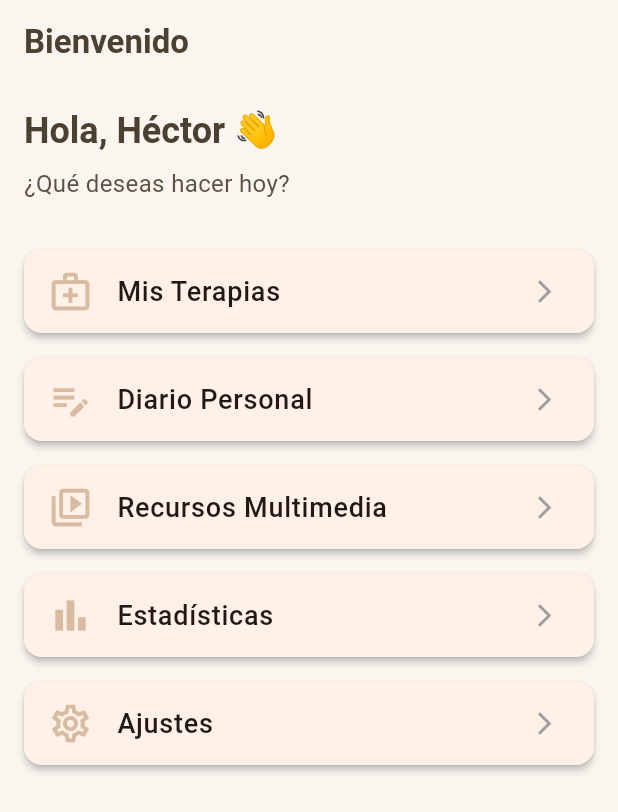
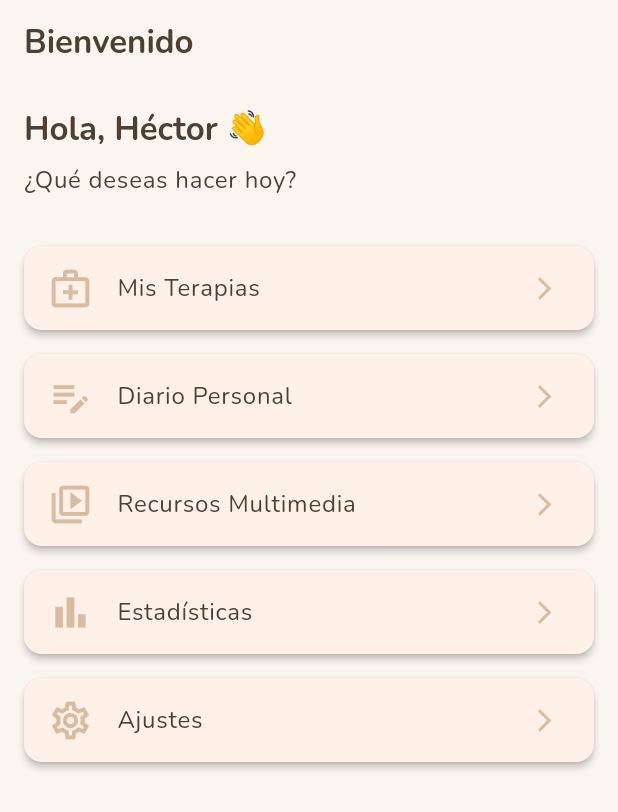
Before and after one commit to CodingAce99/app-rehabilitacion-hector, a Flutter app: the DashboardScreen screen opened directly, on a phone screen of 412 x 824 dp. Shown: the top 812 px of the screen. Run offline on Flutter 3.47's test engine with Material 3 defaults, Android fonts, the light colour scheme and no system bars; our stand-ins replace fl_chart, google_fonts, image_picker, shared_preferences, smooth_page_indicator, youtube_player_flutter; accounts and stored records are empty.

Commit message:
Mejora la gestión de temas: se implementa Google Fonts para los estilos de texto en los temas claro y oscuro, y se refactorizan los métodos en varias pantallas para mejorar la legibilidad.

```diff
--- a/lib/core/theme/theme.dart
+++ b/lib/core/theme/theme.dart
@@ -1,6 +1,5 @@
 import 'package:flutter/material.dart';
-
-// Tema Beige / Morado
+import 'package:google_fonts/google_fonts.dart';
 
 class AppTheme {
   // Tema claro
@@ -14,14 +13,6 @@ class AppTheme {
       elevation: 0,
     ),
     cardColor: const Color(0xFFF5ECE5),
-    textTheme: const TextTheme(
-      titleLarge: TextStyle(
-        color: Color(0xFF4B4032),
-        fontWeight: FontWeight.bold,
-      ),
-      bodyMedium: TextStyle(color: Color(0xFF5C5244)),
-      bodyLarge: TextStyle(color: Color(0xFF4B4032)),
-    ),
     iconTheme: const IconThemeData(color: Color(0xFFD8BBA1)),
     elevatedButtonTheme: ElevatedButtonThemeData(
       style: ElevatedButton.styleFrom(
@@ -29,7 +20,7 @@ class AppTheme {
         foregroundColor: Colors.white,
         shape: RoundedRectangleBorder(borderRadius: BorderRadius.circular(10)),
         padding: const EdgeInsets.symmetric(horizontal: 24, vertical: 12),
-        textStyle: const TextStyle(fontWeight: FontWeight.w600),
+        textStyle: GoogleFonts.nunito(fontWeight: FontWeight.w600),
       ),
     ),
     textButtonTheme: TextButtonThemeData(
@@ -50,11 +41,26 @@ class AppTheme {
       ),
     ),
     colorScheme: ColorScheme.fromSeed(
-      seedColor: Color(0xFFD8BBA1),
+      seedColor: const Color(0xFFD8BBA1),
       brightness: Brightness.light,
     ).copyWith(
       secondary: const Color(0xFFB8C1C2),
       primary: const Color(0xFFD8BBA1),
+    ),
+    textTheme: GoogleFonts.nunitoTextTheme().copyWith(
+      titleLarge: GoogleFonts.nunito(
+        fontSize: 22,
+        fontWeight: FontWeight.bold,
+        color: const Color(0xFF4B4032),
+      ),
+      bodyLarge: GoogleFonts.nunito(
+        fontSize: 16,
+        color: const Color(0xFF4B4032),
+      ),
+      bodyMedium: GoogleFonts.nunito(
+        fontSize: 14,
+        color: const Color(0xFF5C5244),
+      ),
     ),
   );
 
@@ -69,11 +75,6 @@ class AppTheme {
       elevation: 0,
     ),
     cardColor: const Color(0xFF1F1F1F),
-    textTheme: const TextTheme(
-      titleLarge: TextStyle(color: Colors.white, fontWeight: FontWeight.bold),
-      bodyMedium: TextStyle(color: Color(0xFFDADADA)),
-      bodyLarge: TextStyle(color: Color(0xFFE0E0E0)),
-    ),
     iconTheme: const IconThemeData(color: Color(0xFFB0B0B0)),
     elevatedButtonTheme: ElevatedButtonThemeData(
       style: ElevatedButton.styleFrom(
@@ -81,7 +82,7 @@ class AppTheme {
         foregroundColor: Colors.white,
         shape: RoundedRectangleBorder(borderRadius: BorderRadius.circular(10)),
         padding: const EdgeInsets.symmetric(horizontal: 24, vertical: 12),
-        textStyle: const TextStyle(fontWeight: FontWeight.w600),
+        textStyle: GoogleFonts.nunito(fontWeight: FontWeight.w600),
       ),
     ),
     floatingActionButtonTheme: const FloatingActionButtonThemeData(
@@ -98,5 +99,14 @@ class AppTheme {
       onSurface: Colors.white,
       onBackground: Colors.white,
     ),
+    textTheme: GoogleFonts.nunitoTextTheme(ThemeData.dark().textTheme).copyWith(
+      titleLarge: GoogleFonts.nunito(
+        fontSize: 22,
+        fontWeight: FontWeight.bold,
+        color: Colors.white,
+      ),
+      bodyLarge: GoogleFonts.nunito(fontSize: 16, color: Colors.white),
+      bodyMedium: GoogleFonts.nunito(fontSize: 14, color: Color(0xFFDADADA)),
+    ),
   );
 }
--- a/lib/features/diario/screens/diario_screen.dart
+++ b/lib/features/diario/screens/diario_screen.dart
@@ -1,6 +1,7 @@
 import 'dart:io';
 import 'package:app_rehab/features/diario/screens/detalle_entrada_screen.dart';
 import 'package:flutter/material.dart';
+import 'package:google_fonts/google_fonts.dart';
 import 'package:image_picker/image_picker.dart';
 import 'package:provider/provider.dart';
 import 'package:intl/intl.dart';
@@ -49,10 +50,7 @@ class _DiarioScreenState extends State<DiarioScreen> {
         child: Column(
           crossAxisAlignment: CrossAxisAlignment.start,
           children: [
-            Text(
-              'Entradas guardadas:',
-              style: TextStyle(fontSize: 18, fontWeight: FontWeight.bold),
-            ),
+            Text('Entradas guardadas:'),
             SizedBox(height: 10),
             Expanded(
               child:
@@ -127,6 +125,10 @@ class _DiarioScreenState extends State<DiarioScreen> {
       ),
     );
   }
+
+  /// =========================
+  /// MÉTODOS PRIVADOS
+  /// =========================
 
   void _abrirFormularioNuevaEntrada() {
     // variables locales para el modal
--- a/lib/features/onboarding/screens/onboarding_screen.dart
+++ b/lib/features/onboarding/screens/onboarding_screen.dart
@@ -23,6 +23,7 @@ class _OnboardingScreenState extends State<OnboardingScreen>
   late AnimationController _animationController;
   late Animation<double> _fadeAnimation;
 
+  @override
   void initState() {
     super.initState();
     // Método para inicializar cualquier configuración necesaria. (animaciones, etc.)
@@ -40,8 +41,9 @@ class _OnboardingScreenState extends State<OnboardingScreen>
     _animationController.forward(); // Inicia la animación
   }
 
+  // Método para liberar recursos.
+  @override
   void dispose() {
-    // Método para liberar recursos.
     _animationController.dispose();
     super.dispose();
   }
@@ -207,8 +209,11 @@ class _OnboardingScreenState extends State<OnboardingScreen>
     );
   }
 
-  // ... (método _buildPage) ...
-  // Este método construye una página individual del onboarding.
+  /// =========================
+  /// MÉTODOS PRIVADOS
+  /// =========================
+
+  // Construye una página individual del onboarding.
   Widget _buildTextPage({
     required String titulo,
     required String imagenPath,
--- a/lib/features/terapias/screens/detalle_ficha_screen.dart
+++ b/lib/features/terapias/screens/detalle_ficha_screen.dart
@@ -32,7 +32,6 @@ class _DetalleFichaScreenState extends State<DetalleFichaScreen> {
   @override
   Widget build(BuildContext context) {
     final ficha = widget.ficha;
-    final theme = Theme.of(context); // Accedemos al tema actual para estilos
 
     return Scaffold(
       body: Stack(
@@ -136,6 +135,10 @@ class _DetalleFichaScreenState extends State<DetalleFichaScreen> {
     );
   }
 
+  /// =========================
+  /// MÉTODOS PRIVADOS
+  /// =========================
+
   // Método para construir una sección
   Widget _buildCard({
     required titulo,
--- a/lib/screens/dashboard_screen.dart
+++ b/lib/screens/dashboard_screen.dart
@@ -6,30 +6,7 @@ import '../features/videos/screens/videos_screen.dart';
 import 'settings_screen.dart';
 
 class DashboardScreen extends StatelessWidget {
-  const DashboardScreen({Key? key}) : super(key: key);
-
-  // Función para construir cada opción de la lista
-  Widget _buildOption({
-    required BuildContext context,
-    required IconData icon,
-    required String titulo,
-    required VoidCallback onTap,
-  }) {
-    return Card(
-      margin: EdgeInsets.symmetric(vertical: 8),
-      elevation: 2,
-      shape: RoundedRectangleBorder(borderRadius: BorderRadius.circular(12)),
-      child: ListTile(
-        leading: Icon(icon, size: 30, color: Theme.of(context).primaryColor),
-        title: Text(
-          titulo,
-          style: TextStyle(fontSize: 18, fontWeight: FontWeight.w500),
-        ),
-        trailing: Icon(Icons.arrow_forward_ios, size: 18, color: Colors.grey),
-        onTap: onTap,
-      ),
-    );
-  }
+  const DashboardScreen({super.key});
 
   @override
   Widget build(BuildContext context) {
@@ -42,17 +19,12 @@ class DashboardScreen extends StatelessWidget {
           children: [
             Text(
               'Hola, Héctor 👋',
-              style: Theme.of(context).textTheme.titleLarge?.copyWith(
-                fontSize: 24,
-                fontWeight: FontWeight.bold,
-              ),
+              style: Theme.of(context).textTheme.titleLarge,
             ),
             SizedBox(height: 8),
             Text(
               '¿Qué deseas hacer hoy?',
-              style: Theme.of(
-                context,
-              ).textTheme.bodyMedium?.copyWith(fontSize: 16),
+              style: Theme.of(context).textTheme.bodyLarge,
             ),
             SizedBox(height: 24),
 
@@ -108,6 +80,35 @@ class DashboardScreen extends StatelessWidget {
     );
   }
 
+  /// =========================
+  /// MÉTODOS PRIVADOS
+  /// =========================
+
+  // Construye cada opción de la lista
+  Widget _buildOption({
+    required BuildContext context,
+    required IconData icon,
+    required String titulo,
+    required VoidCallback onTap,
+  }) {
+    return Card(
+      margin: EdgeInsets.symmetric(vertical: 8),
+      elevation: 2,
+      shape: RoundedRectangleBorder(borderRadius: BorderRadius.circular(12)),
+      child: ListTile(
+        leading: Icon(icon, size: 30, color: Theme.of(context).iconTheme.color),
+        title: Text(titulo, style: Theme.of(context).textTheme.bodyLarge),
+        trailing: Icon(
+          Icons.arrow_forward_ios,
+          size: 18,
+          color: Theme.of(context).iconTheme.color,
+        ),
+        onTap: onTap,
+      ),
+    );
+  }
+
+  // Crea una ruta personalizada con una animación de deslizamiento
   Route _crearRuta(Widget destino) {
     return PageRouteBuilder(
       pageBuilder: (context, animation, secondaryAnimation) => destino,
--- a/lib/screens/estadisticas_screen.dart
+++ b/lib/screens/estadisticas_screen.dart
@@ -4,21 +4,21 @@ import 'package:fl_chart/fl_chart.dart';
 import '../features/diario/providers/diario_provider.dart';
 
 class EstadisticasScreen extends StatelessWidget {
+  const EstadisticasScreen({super.key});
+
   @override
   Widget build(BuildContext context) {
-    // Obtenemos todas las entradas actuales desde el provider
+    // Obtiene todas las entradas actuales desde el provider
     final entradas = Provider.of<DiarioProvider>(context).entradas;
 
-    // Contamos cuántas veces aparece cada tipo de estado de ánimo
-    // Utilizamos .where() para filtrar según el emoji
+    // Cuenta cuántas veces aparece cada tipo de estado de ánimo
+    // Uso de .where() para filtrar según el emoji
     int felices = entradas.where((e) => e.estadoAnimo == '😃').length;
     int neutros = entradas.where((e) => e.estadoAnimo == '😐').length;
     int tristes = entradas.where((e) => e.estadoAnimo == '😞').length;
 
     return Scaffold(
       appBar: AppBar(title: Text('Estadísticas')),
-
-      // Usamos Padding para que el contenido no esté pegado a los bordes
       body: Padding(
         padding: const EdgeInsets.all(16),
         child: Column(
@@ -28,27 +28,23 @@ class EstadisticasScreen extends StatelessWidget {
               'Estado de ánimo registrado',
               style: TextStyle(fontSize: 18, fontWeight: FontWeight.bold),
             ),
-
             SizedBox(height: 20),
-
             // AspectRatio asegura que el gráfico mantenga proporciones adecuadas
             AspectRatio(
               aspectRatio: 1.4,
               child: BarChart(
                 BarChartData(
-                  // Alineamos los grupos de barras con espacio entre ellos
+                  // Alinea los grupos de barras con espacio entre ellos
                   alignment: BarChartAlignment.spaceAround,
-
-                  // Desactivamos interacción táctil con las barras por ahora
+                  // Desactiva la interacción táctil con las barras por ahora
                   barTouchData: BarTouchData(enabled: false),
-
-                  // Personalizamos los títulos del gráfico (ejes X e Y)
+                  // Personaliza los títulos del gráfico (ejes X e Y)
                   titlesData: FlTitlesData(
                     bottomTitles: AxisTitles(
                       sideTitles: SideTitles(
                         showTitles: true,
                         getTitlesWidget: (value, _) {
-                          // Mostramos un emoji según el valor X de la barra
+                          // Muetra un emoji según el valor X de la barra
                           switch (value.toInt()) {
                             case 0:
                               return Text('😃');
@@ -62,7 +58,7 @@ class EstadisticasScreen extends StatelessWidget {
                         },
                       ),
                     ),
-                    // Ocultamos los otros títulos para un diseño más limpio
+                    // Oculta los otros títulos para un diseño más limpio
                     leftTitles: AxisTitles(
                       sideTitles: SideTitles(showTitles: false),
                     ),
@@ -74,18 +70,15 @@ class EstadisticasScreen extends StatelessWidget {
                     ),
                   ),
 
-                  // Quitamos los bordes del gráfico para un diseño más limpio
+                  // Quita los bordes del gráfico para un diseño más limpio
                   borderData: FlBorderData(show: false),
 
-                  // Definimos las barras (una por estado de ánimo)
+                  // Define las barras (una por cada estado de ánimo)
                   barGroups: [
                     BarChartGroupData(
-                      x: 0, // Posición horizontal
+                      x: 0,
                       barRods: [
-                        BarChartRodData(
-                          toY: felices.toDouble(), // Altura de la barra
-                          width: 20, // Ancho de la barra
-                        ),
+                        BarChartRodData(toY: felices.toDouble(), width: 20),
                       ],
                     ),
                     BarChartGroupData(
@@ -104,9 +97,7 @@ class EstadisticasScreen extends StatelessWidget {
                 ),
               ),
             ),
-
             SizedBox(height: 20),
-
             // Texto resumen debajo del gráfico
             Text('Entradas totales: ${entradas.length}'),
           ],
--- a/lib/screens/settings_screen.dart
+++ b/lib/screens/settings_screen.dart
@@ -12,8 +12,8 @@ class SettingsScreen extends StatelessWidget {
         padding: const EdgeInsets.all(16.0),
         child: ListView(
           children: const [
-            // ...Ajustes configuraciones...
-            ThemeSwitcher(), // Widget para cambiar el tema
+            // Aquí van los ajustes de la aplicación
+            ThemeSwitcher(), // Widget que cambia el tema
           ],
         ),
       ),
```
